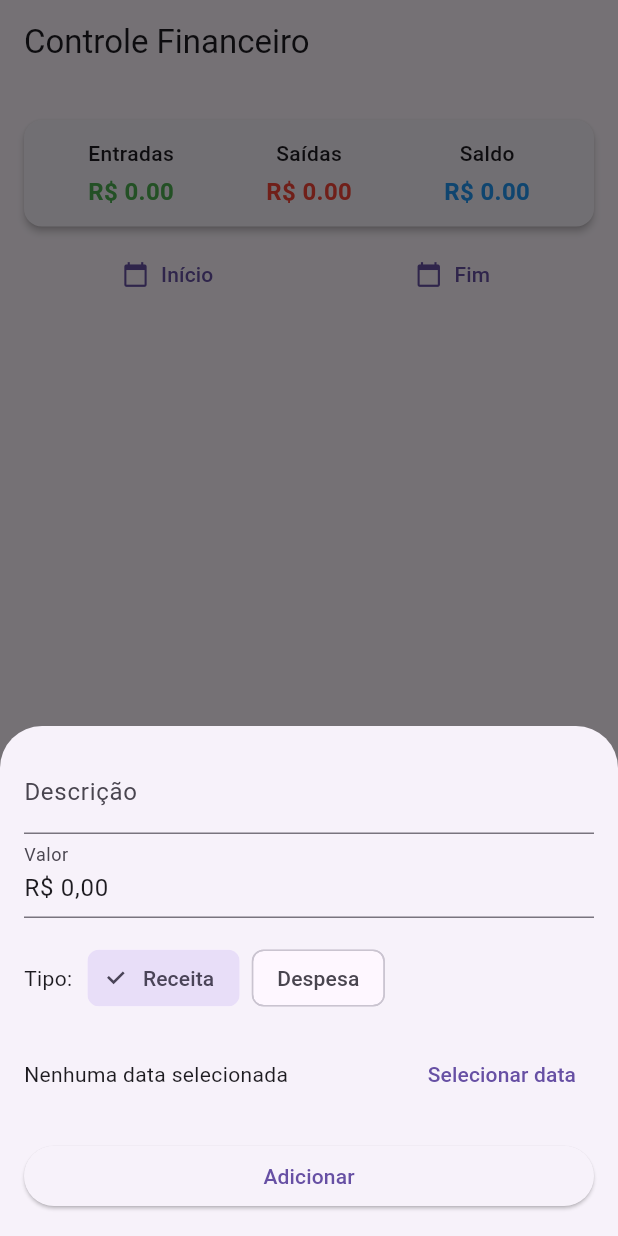
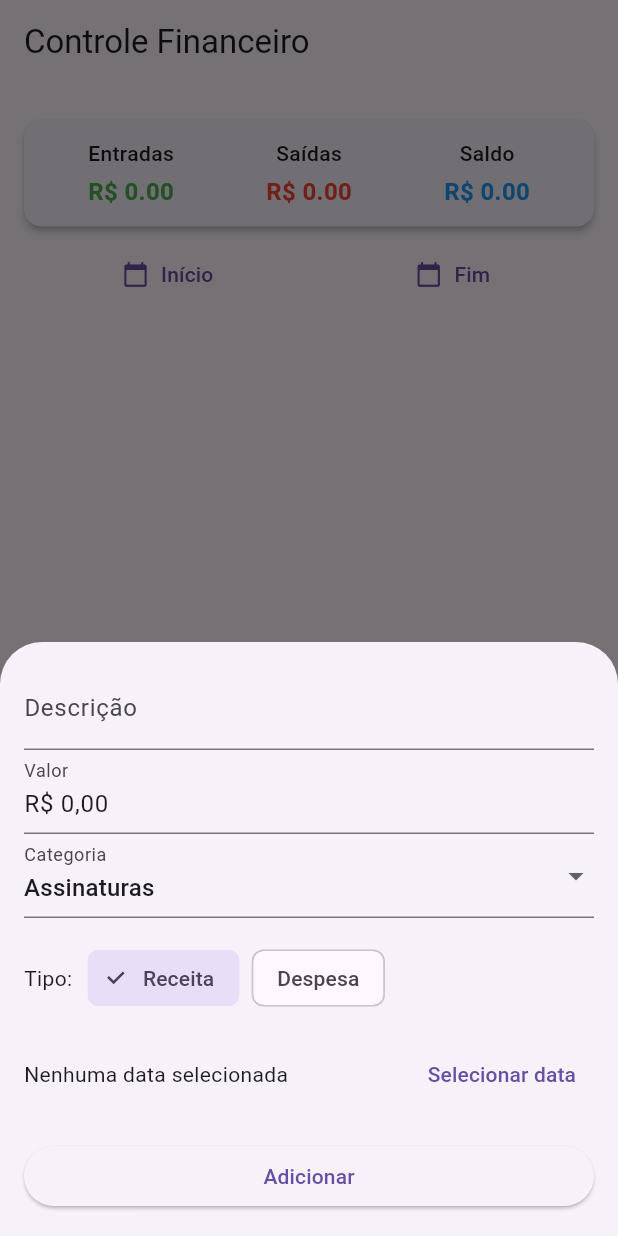
Before and after one commit to pdlvs/controle-financeiro-app, a Flutter app: the screen it shows after launch, after a tap on the "add" icon, on a phone screen of 412 x 824 dp. Run offline on Flutter 3.47's test engine with Material 3 defaults, Android fonts, the phone set to English and light mode, and no system bars; our stand-ins replace flutter_masked_text2, hive, hive_flutter; accounts and stored records are empty.

Commit message:
Criação de componente para seleção de categorias

```diff
--- a/lib/models/transacao.dart
+++ b/lib/models/transacao.dart
@@ -3,26 +3,29 @@ class Transacao {
   final double valor;
   final bool isReceita;
   final DateTime data;
+  final String categoria;
 
   Transacao({
     required this.descricao,
     required this.valor,
     required this.isReceita,
-    required this.data
+    required this.data,
+    required this.categoria
   });
 
   Map<String, dynamic> toMap() => {
         'descricao': descricao,
         'valor': valor,
         'isReceita': isReceita,
-        'data': data
+        'data': data,
+        'categoria': categoria
       };
 
   factory Transacao.fromMap(Map<dynamic, dynamic> map) => Transacao(
         descricao: map['descricao'],
         valor: map['valor'],
         isReceita: map['isReceita'],
-        data: map['data']
-
+        data: map['data'],
+        categoria: map['categoria']
       );
 }
--- a/lib/pages/home_page.dart
+++ b/lib/pages/home_page.dart
@@ -167,7 +167,7 @@ class _HomePageState extends State<HomePage> {
                           ),
                           title: Text(t.descricao),
                           subtitle: Text(
-                              '${t.data.day}/${t.data.month}/${t.data.year}'),
+                              '${t.categoria} • ${t.data.day}/${t.data.month}/${t.data.year}'),
                           trailing: Text(
                             'R\$ ${t.valor.toStringAsFixed(2)}',
                             style: const TextStyle(fontWeight: FontWeight.bold),
--- a/lib/widgets/formulario_transacao.dart
+++ b/lib/widgets/formulario_transacao.dart
@@ -10,6 +10,16 @@ class FormularioTransacao extends StatefulWidget {
   @override
   State<FormularioTransacao> createState() => _FormularioTransacaoState();
 }
+
+final List<String> _categorias = [
+  'Assinaturas',
+  'Contas da casa',
+  'Aplicativos',
+  'Alimentação',
+  'Transporte',
+  'Outros',
+];
+String _categoriaSelecionada = 'Assinaturas';
 
 class _FormularioTransacaoState extends State<FormularioTransacao> {
   final _descricaoController = TextEditingController();
@@ -49,6 +59,7 @@ class _FormularioTransacaoState extends State<FormularioTransacao> {
     valor: valor,
     isReceita: _isReceita,
     data: _dataSelecionada ?? DateTime.now(),
+    categoria: _categoriaSelecionada,
   );
 
   widget.onSubmit(novaTransacao);
@@ -72,6 +83,22 @@ class _FormularioTransacaoState extends State<FormularioTransacao> {
               keyboardType: const TextInputType.numberWithOptions(decimal: true),
               decoration: const InputDecoration(labelText: 'Valor'),
 
+            ),
+
+            DropdownButtonFormField<String>(
+              value: _categoriaSelecionada,
+              decoration: const InputDecoration(labelText: 'Categoria'),
+              items: _categorias.map((categoria) {
+                return DropdownMenuItem(
+                  value: categoria,
+                  child: Text(categoria),
+                );
+              }).toList(),
+              onChanged: (value) {
+                setState(() {
+                  _categoriaSelecionada = value!;
+                });
+              },
             ),
             const SizedBox(height: 16),
             Row(
--- a/lib/widgets/transacao_tile.dart
+++ b/lib/widgets/transacao_tile.dart
@@ -14,6 +14,7 @@ class TransacaoTile extends StatelessWidget {
         color: transacao.isReceita ? Colors.green : Colors.red,
       ),
       title: Text(transacao.descricao),
+      subtitle: Text(transacao.categoria),
       trailing: Text(
         'R\$ ${transacao.valor.toStringAsFixed(2)}',
         style: TextStyle(
```
